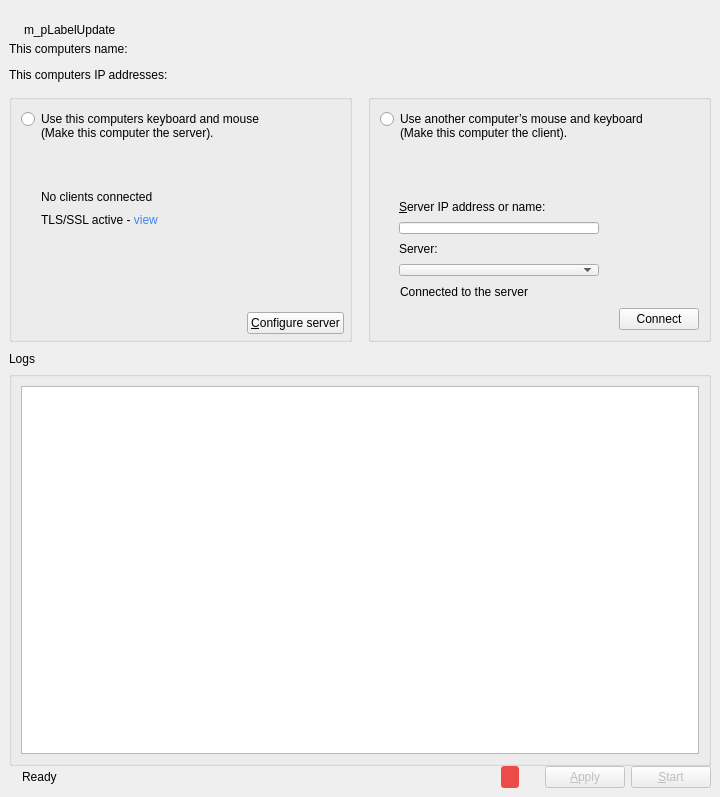
Qt form src/gui/src/MainWindowBase.ui (deskflow/deskflow) before a commit.
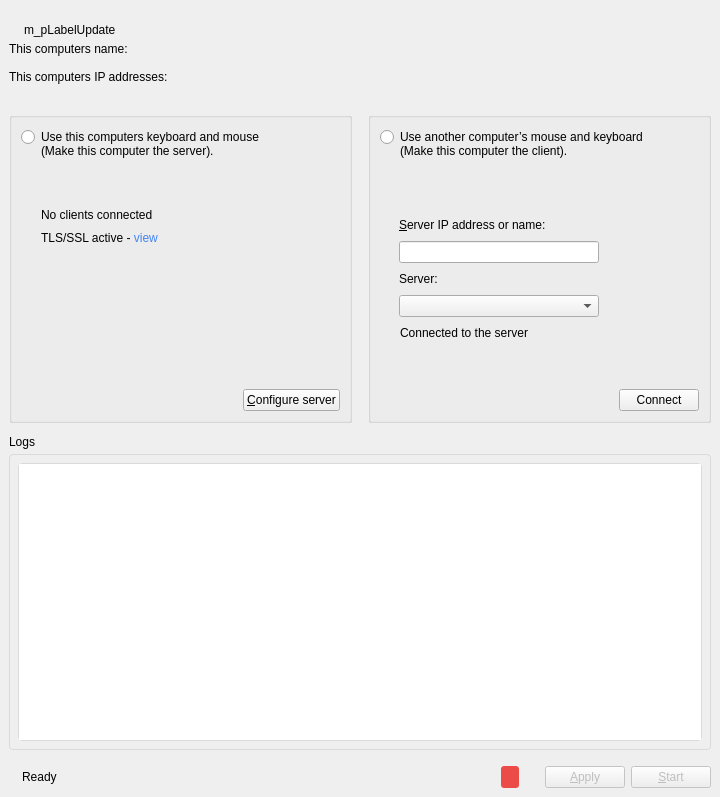
The same form after that commit. Icons and pictures are not drawn. Custom widgets are drawn as their Qt base class.

Commit message: SYNERGY-936 Fix logs group

```diff
--- a/src/gui/src/MainWindowBase.ui
+++ b/src/gui/src/MainWindowBase.ui
@@ -123,7 +123,7 @@
       <property name="sizeHint" stdset="0">
        <size>
         <width>20</width>
-        <height>12</height>
+        <height>14</height>
        </size>
       </property>
      </spacer>
@@ -146,13 +146,13 @@
       <property name="minimumSize">
        <size>
         <width>0</width>
-        <height>270</height>
+        <height>0</height>
        </size>
       </property>
       <property name="maximumSize">
        <size>
         <width>16777215</width>
-        <height>270</height>
+        <height>16777215</height>
        </size>
       </property>
       <layout class="QHBoxLayout" name="horizontalLayout_8">
@@ -163,14 +163,14 @@
         <number>0</number>
        </property>
        <property name="topMargin">
+        <number>28</number>
+       </property>
+       <property name="rightMargin">
+        <number>0</number>
+       </property>
+       <property name="bottomMargin">
         <number>12</number>
        </property>
-       <property name="rightMargin">
-        <number>0</number>
-       </property>
-       <property name="bottomMargin">
-        <number>18</number>
-       </property>
        <item>
         <widget class="QGroupBox" name="m_pGroupServer">
          <property name="sizePolicy">
@@ -214,10 +214,10 @@
            <number>11</number>
           </property>
           <property name="rightMargin">
-           <number>5</number>
+           <number>9</number>
           </property>
           <property name="bottomMargin">
-           <number>5</number>
+           <number>9</number>
           </property>
           <item>
            <widget class="QRadioButton" name="m_pRadioGroupServer">
@@ -587,6 +587,9 @@
     </item>
     <item>
      <widget class="QLabel" name="m_pLabelLogs">
+      <property name="styleSheet">
+       <string notr="true"/>
+      </property>
       <property name="text">
        <string>Logs</string>
       </property>
@@ -609,19 +612,32 @@
      </spacer>
     </item>
     <item>
-     <widget class="QGroupBox" name="m_pGroupLog">
-      <property name="font">
-       <font>
-        <kerning>true</kerning>
-       </font>
+     <widget class="QFrame" name="m_pGroupLog">
+      <property name="styleSheet">
+       <string notr="true">QFrame{
+border: 1px solid #DADADA;
+border-radius: 4px;
+}</string>
       </property>
-      <property name="title">
-       <string/>
+      <property name="frameShape">
+       <enum>QFrame::StyledPanel</enum>
       </property>
-      <property name="alignment">
-       <set>Qt::AlignLeading|Qt::AlignLeft|Qt::AlignVCenter</set>
+      <property name="frameShadow">
+       <enum>QFrame::Raised</enum>
       </property>
-      <layout class="QVBoxLayout" name="verticalLayout">
+      <layout class="QVBoxLayout" name="verticalLayout_4">
+       <property name="leftMargin">
+        <number>8</number>
+       </property>
+       <property name="topMargin">
+        <number>8</number>
+       </property>
+       <property name="rightMargin">
+        <number>8</number>
+       </property>
+       <property name="bottomMargin">
+        <number>8</number>
+       </property>
        <item>
         <widget class="QPlainTextEdit" name="m_pLogOutput">
          <property name="sizePolicy">
@@ -664,6 +680,9 @@
       <property name="sizeConstraint">
        <enum>QLayout::SetDefaultConstraint</enum>
       </property>
+      <property name="topMargin">
+       <number>16</number>
+      </property>
       <item>
        <widget class="QLabel" name="m_pLabelPadlock">
         <property name="enabled">
```
